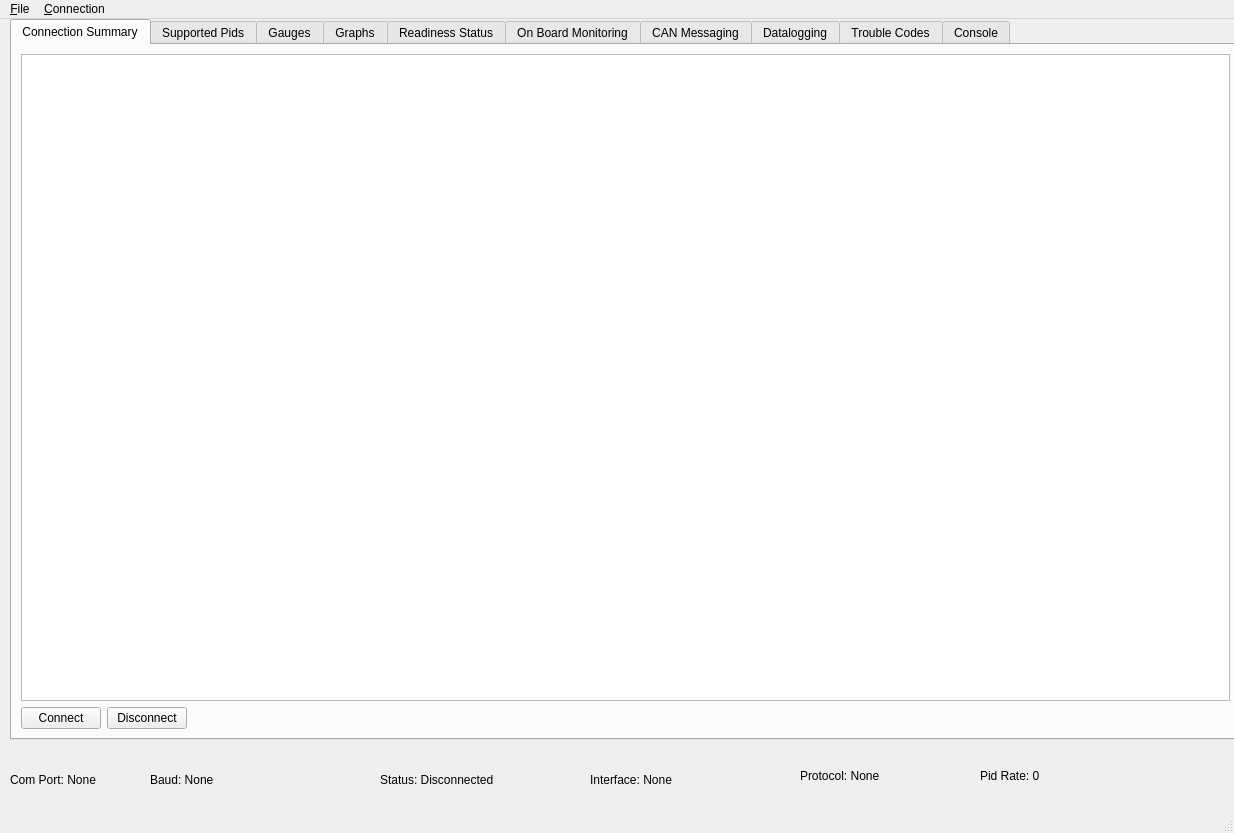
This is MainWindow.ui in navisinghnz9/QtObd2Scanner as Qt 5 draws it before an edit. The edited form follows.
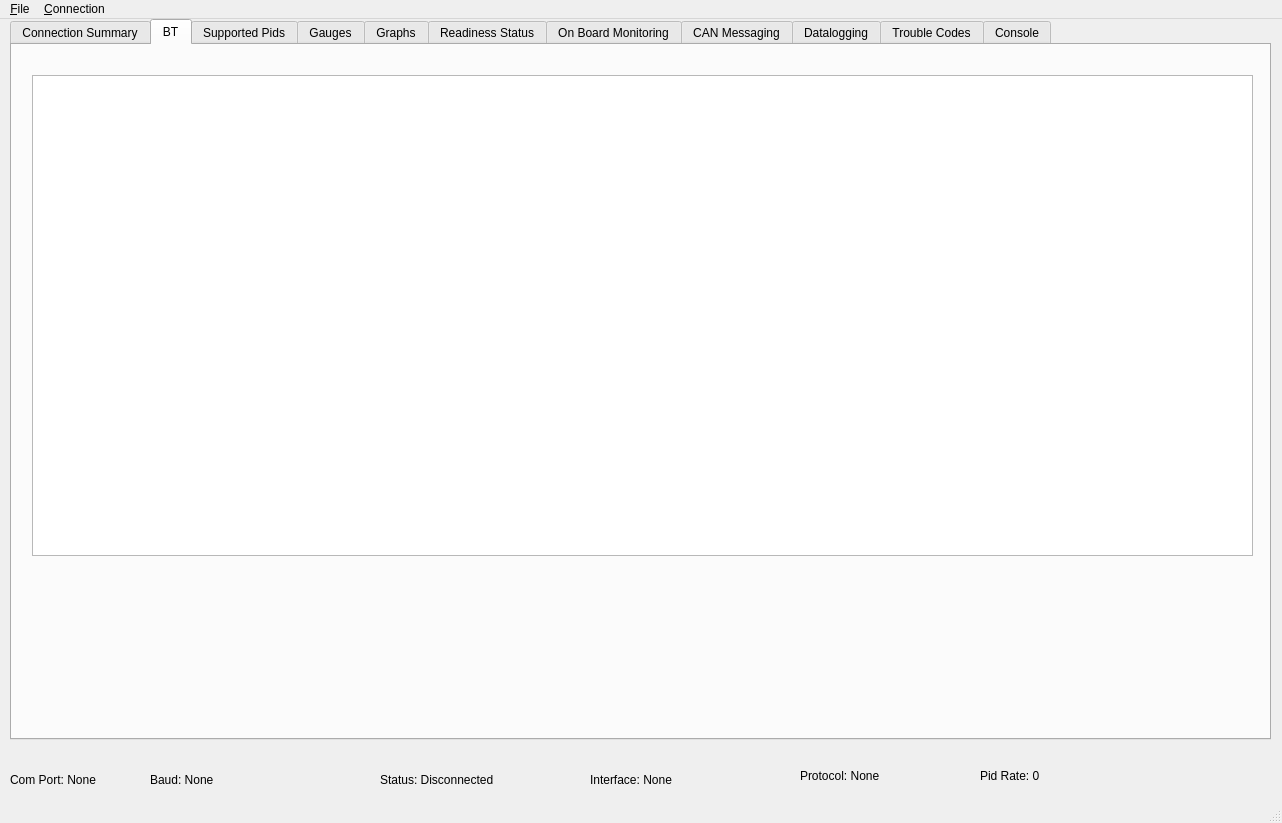
This is the edited form.

Commit message: BT - introducing separate tab for BT operations

Diff of the .ui file:
```diff
--- a/MainWindow.ui
+++ b/MainWindow.ui
@@ -6,8 +6,8 @@
    <rect>
     <x>0</x>
     <y>0</y>
-    <width>1234</width>
-    <height>833</height>
+    <width>1282</width>
+    <height>823</height>
    </rect>
   </property>
   <property name="windowTitle">
@@ -19,7 +19,7 @@
      <rect>
       <x>10</x>
       <y>0</y>
-      <width>1231</width>
+      <width>1261</width>
       <height>721</height>
      </rect>
     </property>
@@ -30,7 +30,7 @@
      <enum>QTabWidget::Rounded</enum>
     </property>
     <property name="currentIndex">
-     <number>0</number>
+     <number>1</number>
     </property>
     <widget class="QWidget" name="summaryTab">
      <attribute name="title">
@@ -77,6 +77,21 @@
       </item>
      </layout>
     </widget>
+    <widget class="QWidget" name="tabBT">
+     <attribute name="title">
+      <string>BT</string>
+     </attribute>
+     <widget class="QListWidget" name="lstBTDevs">
+      <property name="geometry">
+       <rect>
+        <x>20</x>
+        <y>30</y>
+        <width>1221</width>
+        <height>481</height>
+       </rect>
+      </property>
+     </widget>
+    </widget>
     <widget class="QWidget" name="supportedPidsTab">
      <attribute name="title">
       <string>Supported Pids</string>
@@ -864,7 +879,7 @@
     <rect>
      <x>0</x>
      <y>0</y>
-     <width>1234</width>
+     <width>1282</width>
      <height>22</height>
     </rect>
    </property>
```
